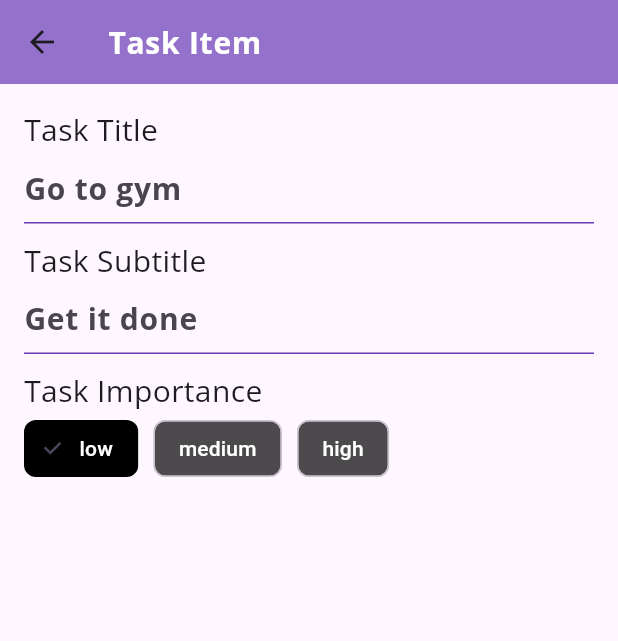
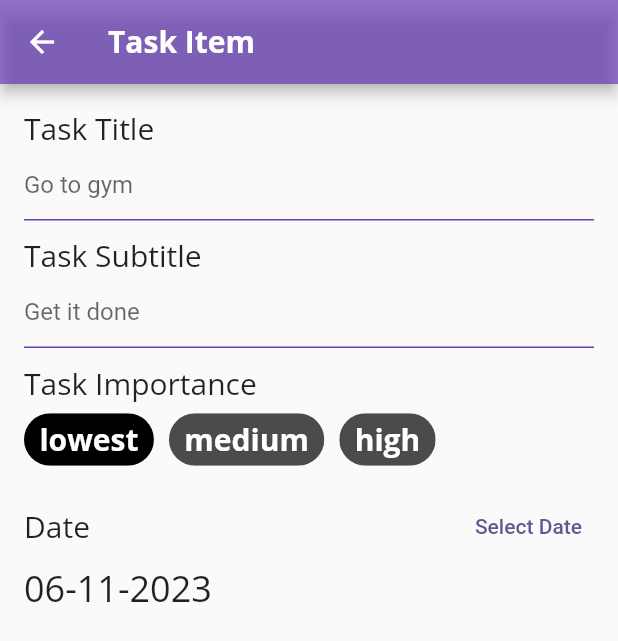
Before and after one commit to piperfresh/task-manager, a Flutter app: the screen it shows after launch, after a tap on the "add" icon, on a phone screen of 412 x 824 dp. Shown: the top 641 px of the screen. Run offline on Flutter 3.47's test engine with Material 2 defaults, Android fonts, the phone set to English and light mode, and no system bars; our stand-ins replace flutter_riverpod, google_fonts.

Commit message:
build Date

```diff
--- a/lib/main.dart
+++ b/lib/main.dart
@@ -30,7 +30,7 @@ class MyApp extends StatelessWidget {
                 color: Colors.black,
               )),
           colorScheme: ColorScheme.fromSeed(seedColor: Colors.deepPurple),
-          useMaterial3: true,
+          useMaterial3: false,
           appBarTheme: AppBarTheme.of(context).copyWith(
             backgroundColor: Colors.deepPurple.withOpacity(0.7),
           ),
--- a/lib/screens/tasks_item_screen.dart
+++ b/lib/screens/tasks_item_screen.dart
@@ -1,5 +1,6 @@
 import 'package:flutter/material.dart';
 import 'package:google_fonts/google_fonts.dart';
+import 'package:intl/intl.dart';
 import 'package:taskmanager/app_utils/constant/app_spacing.dart';
 import 'package:taskmanager/models/task_data.dart';
 
@@ -119,7 +120,7 @@ class _TasksItemScreenState extends State<TasksItemScreen> {
             ChoiceChip(
               backgroundColor: Colors.black.withOpacity(0.7),
               label: const Text(
-                'low',
+                'lowest',
                 style: TextStyle(color: Colors.white),
               ),
               selected: _importance == Importance.low,
@@ -164,6 +165,44 @@ class _TasksItemScreenState extends State<TasksItemScreen> {
     );
   }
 
+  Widget buildDate() {
+    return Column(
+      crossAxisAlignment: CrossAxisAlignment.start,
+      children: [
+        Row(
+          mainAxisAlignment: MainAxisAlignment.spaceBetween,
+          children: [
+            Text(
+              'Date',
+              style: GoogleFonts.openSans(fontSize: 20),
+            ),
+            TextButton(
+              onPressed: () async {
+                final currentDate = DateTime.now();
+                final selectedDate = await showDatePicker(
+                  context: context,
+                  initialDate: currentDate,
+                  firstDate: currentDate,
+                  lastDate: DateTime(currentDate.year + 5),
+                );
+                setState(() {
+                  if (selectedDate != null) {
+                    _dueDate = selectedDate;
+                  }
+                });
+              },
+              child: Text('Select Date'),
+            ),
+          ],
+        ),
+        Text(
+          DateFormat('dd-MM-yyyy').format(_dueDate),
+          style: GoogleFonts.openSans(fontSize: 24),
+        ),
+      ],
+    );
+  }
+
   @override
   Widget build(BuildContext context) {
     return Scaffold(
@@ -182,6 +221,8 @@ class _TasksItemScreenState extends State<TasksItemScreen> {
             buildSubtitleField(),
             AppSpacer.smallVerticalSpacing,
             buildImportance(),
+            AppSpacer.smallVerticalSpacing,
+            buildDate()
           ],
         ),
       ),
```
